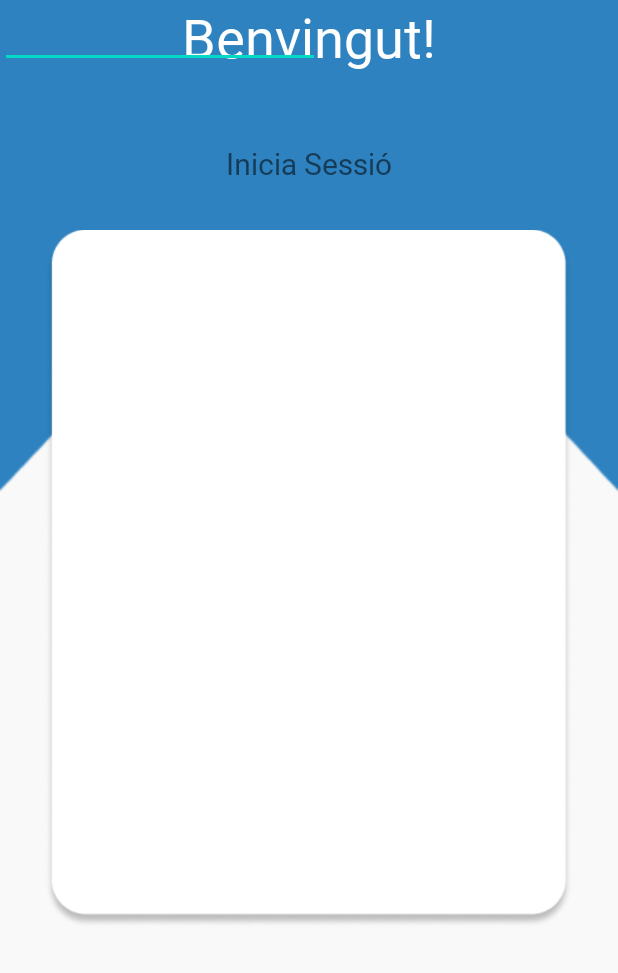
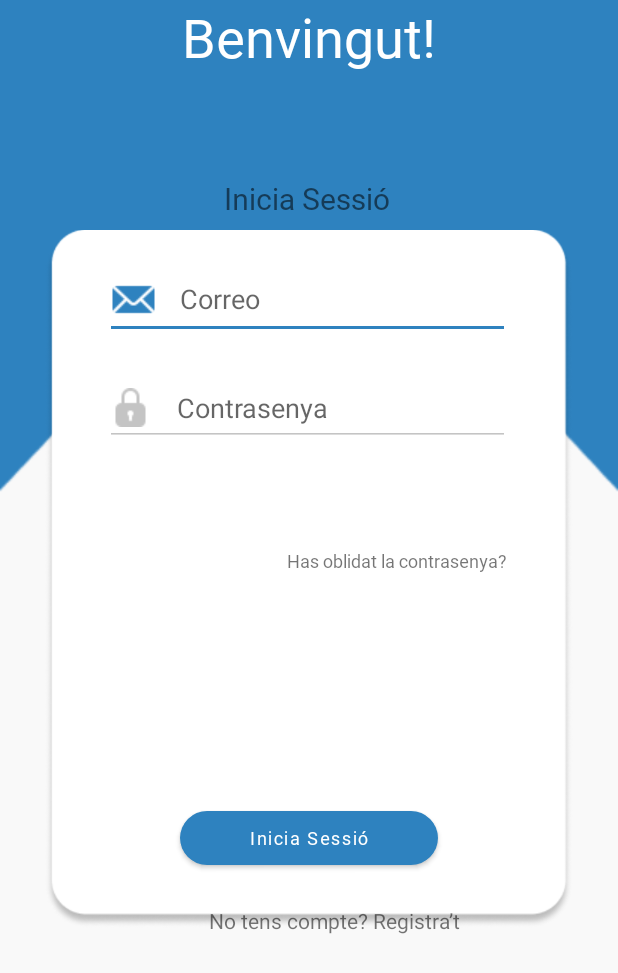
Before and after one commit to erikmiro/Cataleg_App, an Android app: the layout activity_login_screen.xml on its own in the app's theme, with its tools: preview values and no code run, on a phone screen of 412 x 824 dp. Shown: the top 973 px of the screen. Run offline under Robolectric (Android 15) with nearby library versions, the phone set to English and light mode, and no system bars.

Commit message:
[WP-01]  Added more fields to the screen, added the icons for email and lock, refactored some names.

```diff
--- a/app/src/main/AndroidManifest.xml
+++ b/app/src/main/AndroidManifest.xml
@@ -11,9 +11,6 @@
         android:theme="@style/Theme.Wapps">
         <activity
             android:name=".LoginScreen.LoginScreen"
-            android:exported="false" />
-        <activity
-            android:name=".MainActivity"
             android:exported="true">
             <intent-filter>
                 <action android:name="android.intent.action.MAIN" />
@@ -21,6 +18,9 @@
                 <category android:name="android.intent.category.LAUNCHER" />
             </intent-filter>
         </activity>
+        <activity
+            android:name=".MainActivity"
+            android:exported="false"/>
     </application>
 
 </manifest>
--- /dev/null
+++ b/app/src/main/res/drawable/custom_email_icon.xml
@@ -0,0 +1,10 @@
+<?xml version="1.0" encoding="utf-8"?>
+<selector xmlns:android="http://schemas.android.com/apk/res/android">
+
+    <item android:state_focused="true"
+        android:drawable="@drawable/email_blue" />
+
+    <item android:state_focused="false"
+        android:drawable="@drawable/email_grey" />
+
+</selector>
--- /dev/null
+++ b/app/src/main/res/drawable/custom_lock_icon.xml
@@ -0,0 +1,10 @@
+<?xml version="1.0" encoding="utf-8"?>
+<selector xmlns:android="http://schemas.android.com/apk/res/android">
+
+    <item android:state_focused="true"
+        android:drawable="@drawable/lock_blue" />
+
+    <item android:state_focused="false"
+        android:drawable="@drawable/lock_grey" />
+
+</selector>
--- /dev/null
+++ b/app/src/main/res/drawable/custom_login_input.xml
@@ -0,0 +1,5 @@
+<?xml version="1.0" encoding="utf-8"?>
+<selector xmlns:android="http://schemas.android.com/apk/res/android">
+    <item android:state_focused="true" android:backgroundTint="@color/blue"/>
+    <item android:state_focused="false" android:backgroundTint="@color/grey"/>
+</selector>
--- a/app/src/main/res/layout/activity_login_screen.xml
+++ b/app/src/main/res/layout/activity_login_screen.xml
@@ -1,5 +1,5 @@
 <?xml version="1.0" encoding="utf-8"?>
-<androidx.constraintlayout.widget.ConstraintLayout xmlns:android="http://schemas.android.com/apk/res/android"
+<RelativeLayout xmlns:android="http://schemas.android.com/apk/res/android"
     xmlns:app="http://schemas.android.com/apk/res-auto"
     xmlns:tools="http://schemas.android.com/tools"
     android:layout_width="match_parent"
@@ -9,30 +9,50 @@
 
     <ImageView
         android:id="@+id/whiteBlockImg"
-        android:layout_width="0dp"
-        android:layout_height="0dp"
+        android:layout_width="match_parent"
+        android:layout_height="match_parent"
         android:layout_marginStart="30dp"
         android:layout_marginTop="93dp"
         android:layout_marginEnd="30dp"
         android:layout_marginBottom="145dp"
+        android:contentDescription="@string/todo"
         app:layout_constraintBottom_toBottomOf="parent"
         app:layout_constraintEnd_toEndOf="parent"
+        app:layout_constraintHorizontal_bias="0.0"
         app:layout_constraintStart_toStartOf="parent"
         app:layout_constraintTop_toTopOf="parent"
+        app:layout_constraintVertical_bias="0.0"
         app:srcCompat="@drawable/login_white_block" />
 
     <TextView
         android:id="@+id/welcomeTxt"
-        android:layout_width="0dp"
+        android:layout_width="match_parent"
         android:layout_height="wrap_content"
         android:fontFamily="@font/notosanshk_bold"
         android:gravity="center"
         android:text="@string/welcome"
         android:textColor="@color/white"
-        android:textSize="36dp"
+        android:textSize="36sp"
         app:layout_constraintEnd_toEndOf="parent"
         app:layout_constraintStart_toStartOf="parent"
         app:layout_constraintTop_toTopOf="parent" />
+
+    <LinearLayout
+        android:layout_width="wrap_content"
+        android:layout_height="wrap_content"
+        android:layout_below="@+id/welcomeTxt"
+        android:layout_marginTop="23dp"
+        android:layout_marginBottom="17dp"
+        android:gravity="center"
+        android:orientation="vertical"
+        app:layout_constraintEnd_toEndOf="parent"
+        app:layout_constraintHorizontal_bias="1.0"
+        app:layout_constraintStart_toStartOf="parent"
+        app:layout_constraintTop_toBottomOf="@+id/welcomeTxt">
+
+        <androidx.constraintlayout.widget.ConstraintLayout
+            android:layout_width="match_parent"
+            android:layout_height="match_parent">
 
             <TextView
                 android:id="@+id/loginTxt"
@@ -42,17 +62,90 @@
                 android:fontFamily="@font/notosanshk_medium"
                 android:gravity="center"
                 android:text="@string/login"
-        android:textSize="20dp"
+                android:textSize="20sp"
                 app:layout_constraintEnd_toEndOf="parent"
                 app:layout_constraintStart_toStartOf="parent"
-        app:layout_constraintTop_toBottomOf="@+id/welcomeTxt" />
+                app:layout_constraintTop_toTopOf="parent" />
 
             <EditText
-        android:id="@+id/editTextTextEmailAddress"
+                android:id="@+id/emailTxt"
+                android:layout_width="270dp"
+                android:layout_height="51dp"
+                android:layout_marginTop="5dp"
+                android:drawableStart="@drawable/custom_email_icon"
+                android:drawablePadding="16dp"
+                android:ems="10"
+                android:hint="@string/correo"
+                android:inputType="textEmailAddress"
+                android:paddingStart="4dp"
+                android:paddingEnd="4dp"
+                android:paddingBottom="12dp"
+                android:theme="@style/EditTextTheme"
+                app:layout_constraintEnd_toEndOf="@+id/loginTxt"
+                app:layout_constraintStart_toStartOf="parent"
+                app:layout_constraintTop_toBottomOf="@+id/loginTxt" />
+
+            <EditText
+                android:id="@+id/passwordTxt"
+                android:layout_width="270dp"
+                android:layout_height="51dp"
+                android:layout_marginTop="20dp"
+                android:drawableStart="@drawable/custom_lock_icon"
+                android:drawablePadding="18dp"
+                android:ems="10"
+                android:hint="@string/contrasenya"
+                android:inputType="textPassword"
+                android:paddingStart="4dp"
+                android:paddingEnd="4dp"
+                android:paddingBottom="10dp"
+                android:theme="@style/EditTextTheme"
+                app:layout_constraintEnd_toEndOf="@+id/loginTxt"
+                app:layout_constraintStart_toStartOf="@+id/loginTxt"
+                app:layout_constraintTop_toBottomOf="@+id/emailTxt" />
+        </androidx.constraintlayout.widget.ConstraintLayout>
+
+    </LinearLayout>
+
+    <TextView
+        android:id="@+id/textView"
         android:layout_width="wrap_content"
         android:layout_height="wrap_content"
-        android:ems="10"
-        android:inputType="textEmailAddress"
-        tools:layout_editor_absoluteX="98dp"
-        tools:layout_editor_absoluteY="220dp" />
-</androidx.constraintlayout.widget.ConstraintLayout>
+        android:layout_alignEnd="@+id/whiteBlockImg"
+        android:layout_alignBottom="@+id/whiteBlockImg"
+        android:layout_alignParentTop="true"
+        android:layout_marginTop="365dp"
+        android:layout_marginEnd="44dp"
+        android:layout_marginBottom="190dp"
+        android:fontFamily="@font/notosanshk_regular"
+        android:text="@string/forgotPassword"
+        android:textSize="12sp" />
+
+    <Button
+        android:id="@+id/loginBtn"
+        android:layout_width="172dp"
+        android:layout_height="wrap_content"
+        android:layout_alignStart="@+id/whiteBlockImg"
+        android:layout_alignEnd="@+id/whiteBlockImg"
+        android:layout_alignBottom="@+id/whiteBlockImg"
+        android:layout_marginStart="90dp"
+        android:layout_marginEnd="90dp"
+        android:layout_marginBottom="96dp"
+        android:fontFamily="@font/notosanshk_black"
+        android:text="@string/login"
+        android:textAllCaps="false"
+        android:textSize="12sp"
+        app:cornerRadius="30dp" />
+
+    <TextView
+        android:id="@+id/textView2"
+        android:layout_width="180dp"
+        android:layout_height="33dp"
+        android:layout_alignStart="@+id/whiteBlockImg"
+        android:layout_alignEnd="@+id/whiteBlockImg"
+        android:layout_alignBottom="@+id/whiteBlockImg"
+        android:layout_marginStart="109dp"
+        android:layout_marginEnd="62dp"
+        android:layout_marginBottom="41dp"
+        android:text="@string/registerIfNoAcc" />
+
+</RelativeLayout>
--- a/app/src/main/res/values-night/themes.xml
+++ b/app/src/main/res/values-night/themes.xml
@@ -1,8 +1,8 @@
 <resources xmlns:tools="http://schemas.android.com/tools">
     <!-- Base application theme. -->
-    <style name="Theme.Wapps" parent="Theme.MaterialComponents.DayNight.DarkActionBar">
+    <style name="Theme.Wapps" parent="Theme.MaterialComponents.DayNight.NoActionBar">
         <!-- Primary brand color. -->
-        <item name="colorPrimary">@color/purple_200</item>
+        <item name="colorPrimary">@color/blue</item>
         <item name="colorPrimaryVariant">@color/purple_700</item>
         <item name="colorOnPrimary">@color/black</item>
         <!-- Secondary brand color. -->
--- a/app/src/main/res/values/colors.xml
+++ b/app/src/main/res/values/colors.xml
@@ -7,4 +7,5 @@
     <color name="teal_700">#FF018786</color>
     <color name="black">#FF000000</color>
     <color name="white">#FFFFFFFF</color>
+    <color name="grey">#C4C4C4</color>
 </resources>
--- a/app/src/main/res/values/themes.xml
+++ b/app/src/main/res/values/themes.xml
@@ -1,6 +1,6 @@
 <resources xmlns:tools="http://schemas.android.com/tools">
     <!-- Base application theme. -->
-    <style name="Theme.Wapps" parent="Theme.MaterialComponents.DayNight.DarkActionBar">
+    <style name="Theme.Wapps" parent="Theme.MaterialComponents.DayNight.NoActionBar">
         <!-- Primary brand color. -->
         <item name="colorPrimary">@color/blue</item>
         <item name="colorPrimaryVariant">@color/purple_700</item>
@@ -13,4 +13,10 @@
         <item name="android:statusBarColor" tools:targetApi="l">?attr/colorPrimaryVariant</item>
         <!-- Customize your theme here. -->
     </style>
+
+    <style name="EditTextTheme" parent="Theme.AppCompat.Light.DarkActionBar">
+        <item name="colorControlNormal">@color/grey</item>
+        <item name="colorControlActivated">@color/blue</item>
+        <item name="colorControlHighlight">@color/blue</item>
+    </style>
 </resources>
```
Also changed, not shown: app/src/main/res/drawable/email_blue.png (added), app/src/main/res/drawable/email_grey.png (added), app/src/main/res/drawable/lock_blue.png (added), app/src/main/res/drawable/lock_grey.png (added), app/src/main/res/drawable/login_blue_wave.png (deleted), 4 other files. Lines whose indentation alone changed are shown as unchanged.
